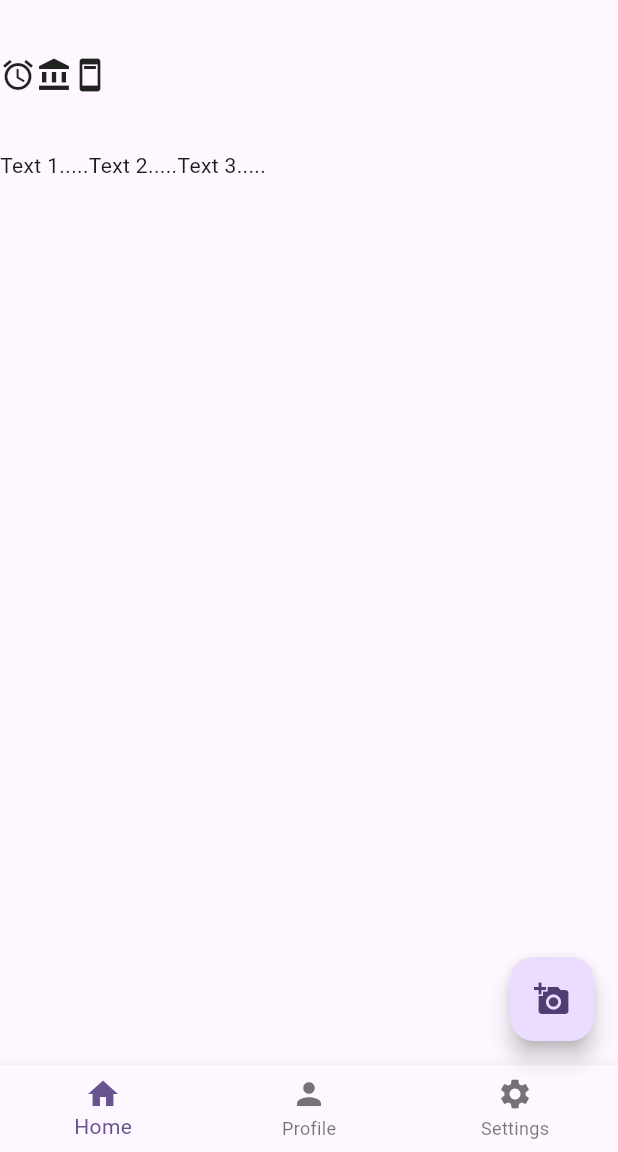
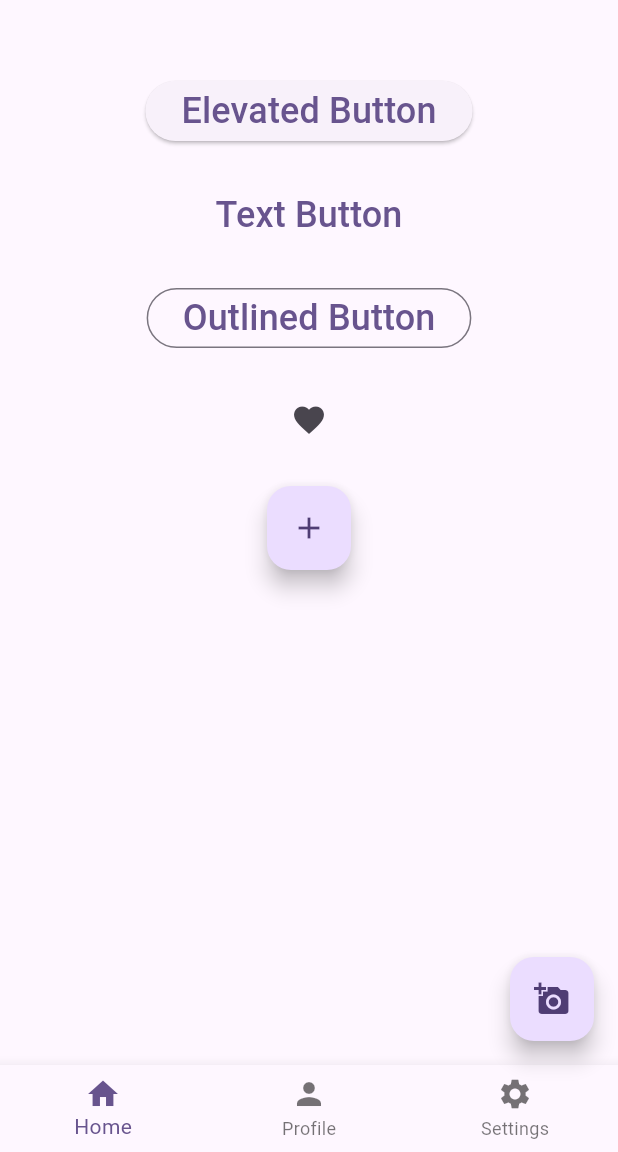
Before and after one commit to TrungKien2714/dart_tutorial, a Flutter app: the screen it shows after launch, on a phone screen of 412 x 824 dp, the part 84-1236 px from its top. Run offline on Flutter 3.47's test engine with Material 3 defaults, Android fonts, the phone set to English and light mode, and no system bars.

Commit message:
Button v1

```diff
--- /dev/null
+++ b/app_01/lib/MyButton.dart
@@ -0,0 +1,109 @@
+import "package:flutter/material.dart";
+
+class MyButton extends StatelessWidget {
+  const MyButton({super.key});
+  @override
+  Widget build(BuildContext context) {
+    return Scaffold(
+      appBar: AppBar(
+        title: Text("App 01"),
+        backgroundColor: Colors.blue,
+        //do bong cua appbar
+        elevation: 4,
+        actions: [
+          IconButton(
+            onPressed: () {
+              print("b1");
+            },
+            icon: Icon(Icons.search),
+          ),
+          IconButton(
+            onPressed: () {
+              print("b2");
+            },
+            icon: Icon(Icons.abc),
+          ),
+          IconButton(
+            onPressed: () {
+              print("b3");
+            },
+            icon: Icon(Icons.more_vert),
+          ),
+        ],
+      ),
+      body: Center(
+        child: Column(
+          children: [
+            SizedBox(height: 50),
+            //Elevated Button là một button có đổ bóng,
+            //thường dùng cho các hành động chính trong ứng dụng
+            ElevatedButton(
+              onPressed: () {
+                print("Elevated Button pressed");
+              },
+              child: Text("Elevated Button", style: TextStyle(fontSize: 24)),
+            ),
+            SizedBox(height: 20),
+
+            //Text button là một button phẳng,
+            //không đổ bóng
+            //thường dùng cho các hành động phụ hoặc trong các thành phần như dialog , card
+            TextButton(
+              onPressed: () {
+                print("Text Button pressed");
+              },
+              child: Text("Text Button", style: TextStyle(fontSize: 24)),
+            ),
+
+            SizedBox(height: 20),
+            //Outlined Button là một button có viền,
+            //không có màu nền,
+            //phù hợp cho các thay thế
+            OutlinedButton(
+              onPressed: () {
+                print("Outlined Button pressed");
+              },
+              child: Text("Outlined Button", style: TextStyle(fontSize: 24)),
+            ),
+
+            SizedBox(height: 20),
+            //Icon Button là một button chỉ chứa biểu tượng,
+            //thường dùng cho AppBar , Toolbar hoặc các thành phần nhỏ gọn khác
+            IconButton(
+              onPressed: () {
+                print("Icon Button pressed");
+              },
+              icon: Icon(Icons.favorite),
+            ),
+
+            SizedBox(height: 20),
+            //Floating Action Button là một button tròn nổi lên trên giao diện,
+            //thường dùng để biểu thị hành động chính trong ứng dụng
+            FloatingActionButton(
+              onPressed: () {
+                print("Floating Action Button pressed");
+              },
+              child: Icon(Icons.add),
+            ),
+          ],
+        ),
+      ),
+      floatingActionButton: FloatingActionButton(
+        onPressed: () {
+          print("pressed");
+        },
+        child: const Icon(Icons.add_a_photo),
+      ),
+      bottomNavigationBar: BottomNavigationBar(
+        items: [
+          BottomNavigationBarItem(icon: Icon(Icons.home), label: "Home"),
+          BottomNavigationBarItem(icon: Icon(Icons.person), label: "Profile"),
+          BottomNavigationBarItem(
+            icon: Icon(Icons.settings),
+            label: "Settings",
+          ),
+        ],
+      ),
+    );
+  }
+}
--- a/app_01/lib/main.dart
+++ b/app_01/lib/main.dart
@@ -3,6 +3,7 @@ import 'MyAppBar.dart';
 import 'MyText.dart';
 import 'MyContainer.dart';
 import 'MyColumnAndRow.dart';
+import 'MyButton.dart';
 
 void main() {
   runApp(const MyApp());
@@ -34,7 +35,7 @@ class MyApp extends StatelessWidget {
         // tested with just a hot reload.
         colorScheme: .fromSeed(seedColor: Colors.deepPurple),
       ),
-      home: const Mycolumnandrow(),
+      home: const MyButton(),
     );
   }
 }
```
